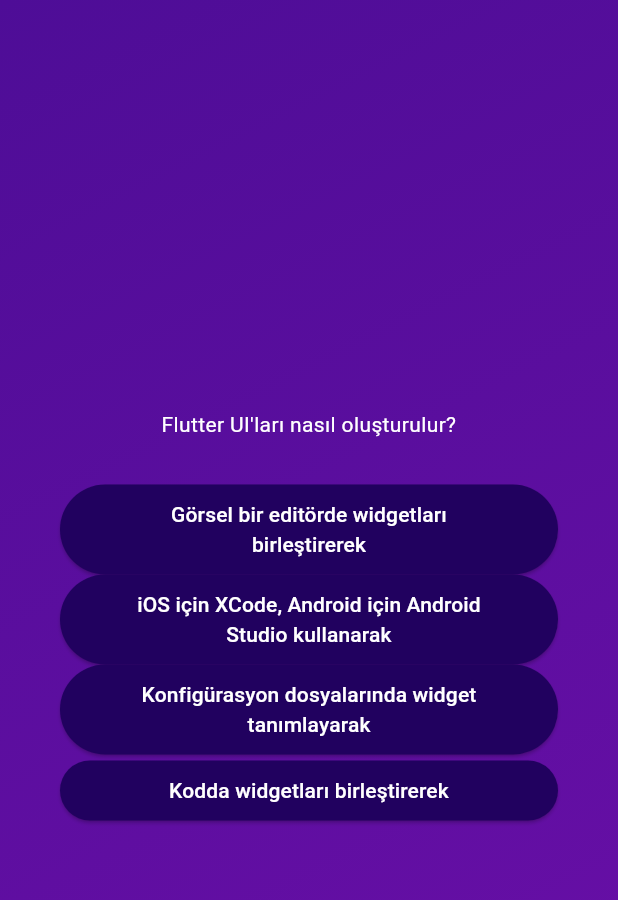
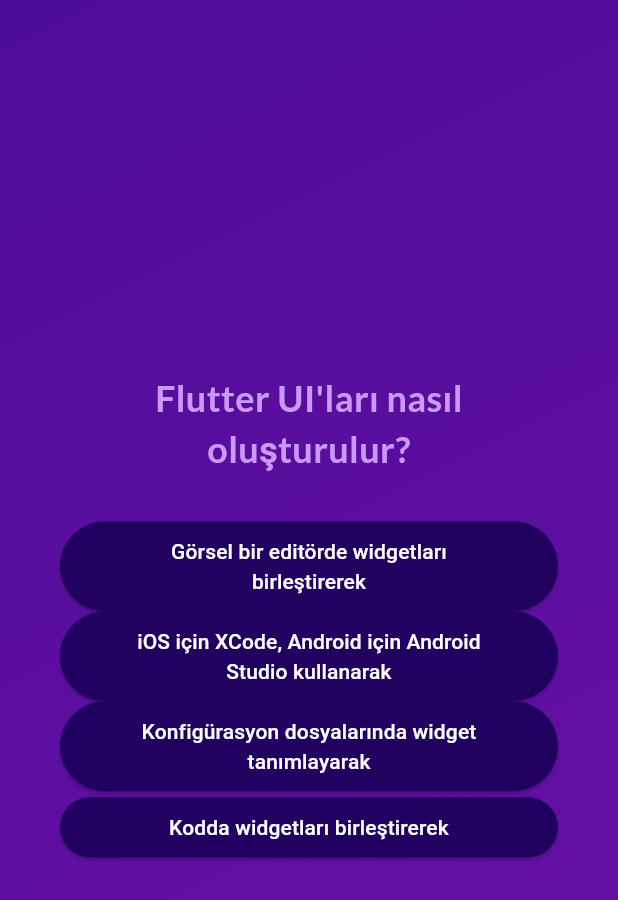
Before and after one commit to onuryilmaaz/adv_basics, a Flutter app: the screen it shows after launch, after a tap on "Start Quiz", after a tap on "Widgetlar", on a phone screen of 412 x 824 dp. Shown: the top 900 px of the screen. Run offline on Flutter 3.47's test engine with Material 3 defaults, Android fonts, the phone set to English and light mode, and no system bars; our stand-ins replace google_fonts.

Commit message:
Enhance quiz functionality by integrating Google Fonts, updating Podfiles, and refining screen navigation

```diff
--- a/lib/questions_screen.dart
+++ b/lib/questions_screen.dart
@@ -1,9 +1,12 @@
 import 'package:adv_basics/answer_button.dart';
 import 'package:flutter/material.dart';
 import 'package:adv_basics/data/questions.dart';
+import 'package:google_fonts/google_fonts.dart';
 
 class QuestionsScreen extends StatefulWidget {
-  const QuestionsScreen({super.key});
+  const QuestionsScreen({super.key, required this.onSelectAnswer});
+  final void Function(String answer) onSelectAnswer;
+
   @override
   State<QuestionsScreen> createState() {
     return _QuestionsScreenState();
@@ -13,7 +16,8 @@ class QuestionsScreen extends StatefulWidget {
 class _QuestionsScreenState extends State<QuestionsScreen> {
   var currentQuestionIndex = 0;
 
-  void answerQuestion() {
+  void answerQuestion(String selectedAnswer) {
+    widget.onSelectAnswer(selectedAnswer);
     setState(() {
       currentQuestionIndex++;
     });
@@ -33,12 +37,18 @@ class _QuestionsScreenState extends State<QuestionsScreen> {
           children: [
             Text(
               currentQuestion.text,
-              style: TextStyle(color: Colors.white),
+              style: GoogleFonts.lato(
+                color: const Color.fromARGB(255, 201, 153, 251),
+                fontSize: 24,
+                fontWeight: FontWeight.bold,
+              ),
               textAlign: TextAlign.center,
             ),
             const SizedBox(height: 30),
             ...currentQuestion.getShuffledAnswers().map((answer) {
-              return AnswerButton(answerText: answer, onTap: answerQuestion);
+              return AnswerButton(answerText: answer, onTap: () {
+                answerQuestion(answer);
+              });
             }),
           ],
         ),
--- a/lib/quiz.dart
+++ b/lib/quiz.dart
@@ -4,6 +4,7 @@ import 'package:adv_basics/questions_screen.dart';
 
 class Quiz extends StatefulWidget {
   const Quiz({super.key});
+
   @override
   State<Quiz> createState() {
     return _QuizState();
@@ -11,13 +12,8 @@ class Quiz extends StatefulWidget {
 }
 
 class _QuizState extends State<Quiz> {
+  final List<String> selectedAnswers = [];
   var activeScreen = 'start-screen';
-
-  // @override
-  // initState() {
-  //   activeScreen = StartScreen(switchScreen);
-  //   super.initState();
-  // }
 
   void switchScreen() {
     setState(() {
@@ -25,12 +21,22 @@ class _QuizState extends State<Quiz> {
     });
   }
 
+  void chooseAnswer(String answer) {
+    selectedAnswers.add(answer);
+
+    // if (selectedAnswers.length == 3) {
+    //   setState(() {
+    //     activeScreen = 'start-screen';
+    //   });
+    // }
+  }
+
   @override
   Widget build(context) {
     Widget screenWidget = StartScreen(switchScreen);
 
     if (activeScreen == 'question-screen') {
-      screenWidget = const QuestionsScreen();
+      screenWidget = QuestionsScreen(onSelectAnswer: chooseAnswer);
     }
 
     return MaterialApp(
--- a/lib/start_screen.dart
+++ b/lib/start_screen.dart
@@ -1,4 +1,5 @@
 import 'package:flutter/material.dart';
+import 'package:google_fonts/google_fonts.dart';
 
 class StartScreen extends StatelessWidget {
   const StartScreen(this.startQuiz, {super.key});
@@ -17,10 +18,10 @@ class StartScreen extends StatelessWidget {
             color: const Color.fromARGB(150, 255, 255, 255),
           ),
           const SizedBox(height: 80),
-          const Text(
+          Text(
             "Learn Flutter the fun way!",
-            style: TextStyle(
-              color: Color.fromARGB(255, 237, 223, 252),
+            style: GoogleFonts.lato(
+              color: const Color.fromARGB(255, 237, 223, 252),
               fontSize: 24,
             ),
           ),
--- a/pubspec.yaml
+++ b/pubspec.yaml
@@ -34,6 +34,7 @@ dependencies:
   # The following adds the Cupertino Icons font to your application.
   # Use with the CupertinoIcons class for iOS style icons.
   cupertino_icons: ^1.0.8
+  google_fonts: ^6.2.1
 
 dev_dependencies:
   flutter_test:
```
Also changed, not shown: pubspec.lock, 8 other files.
